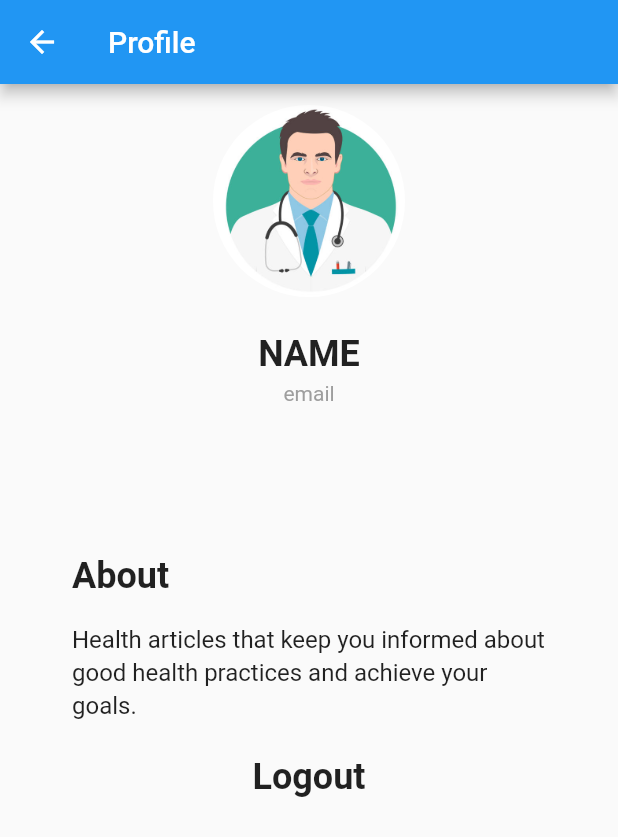
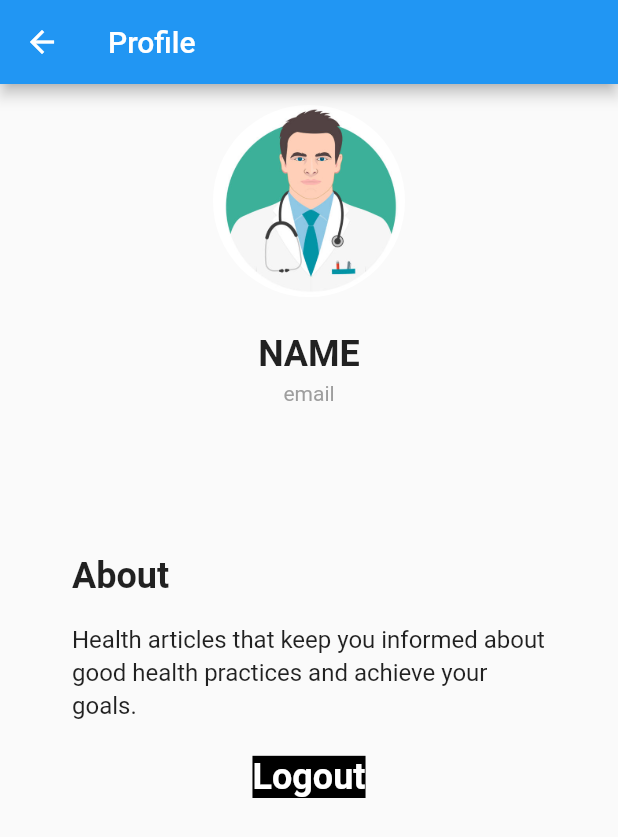
Before and after one commit to islamrumon/doctor_app, a Flutter app: the MemberProfile screen opened directly, on a phone screen of 412 x 824 dp. Shown: the top 837 px of the screen. Run offline on Flutter 3.47's test engine with Material 2 defaults, Android fonts, the phone set to English and light mode, and no system bars; our stand-ins replace firebase_core, firebase_messaging, fluttertoast, font_awesome_flutter, getwidget, shared_preferences; accounts and stored records are empty.

Commit message:
logout button

```diff
--- a/lib/screens/member_profile.dart
+++ b/lib/screens/member_profile.dart
@@ -78,11 +78,17 @@ class _MemberProfileState extends State<MemberProfile> {
                   logout();
                 },
                 child: const Center(
-                    child: Text(
+                    child: Padding(
+                      padding:  EdgeInsets.symmetric(horizontal: 40),
+                      child: Text(
                         'Logout',
-                      style: TextStyle(
-                        fontSize: 24,
-                        fontWeight: FontWeight.bold
+                        style: TextStyle(
+                          fontWeight: FontWeight.w700,
+                          fontSize: 24,
+                          backgroundColor: Colors.black,
+                          color: Colors.white,
+                        ),
+                        textAlign: TextAlign.center,
                       ),
                     )
                 )
```
Also changed, not shown: pubspec.lock.
